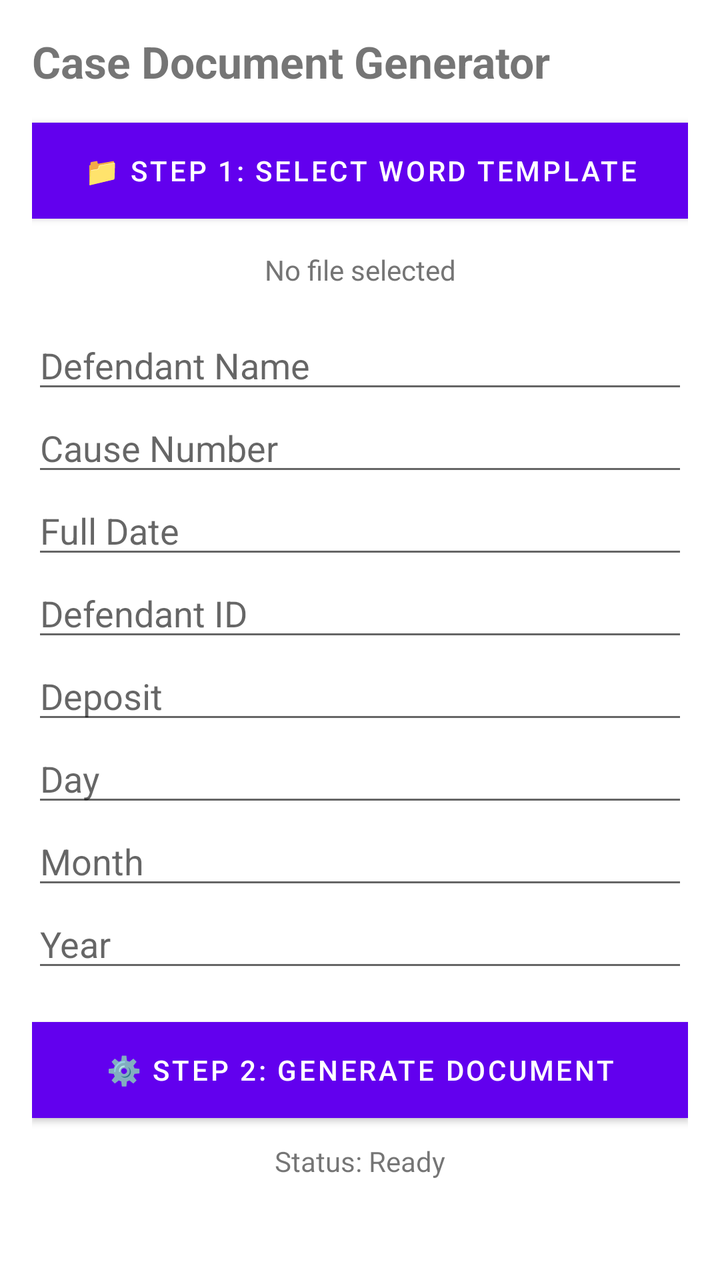
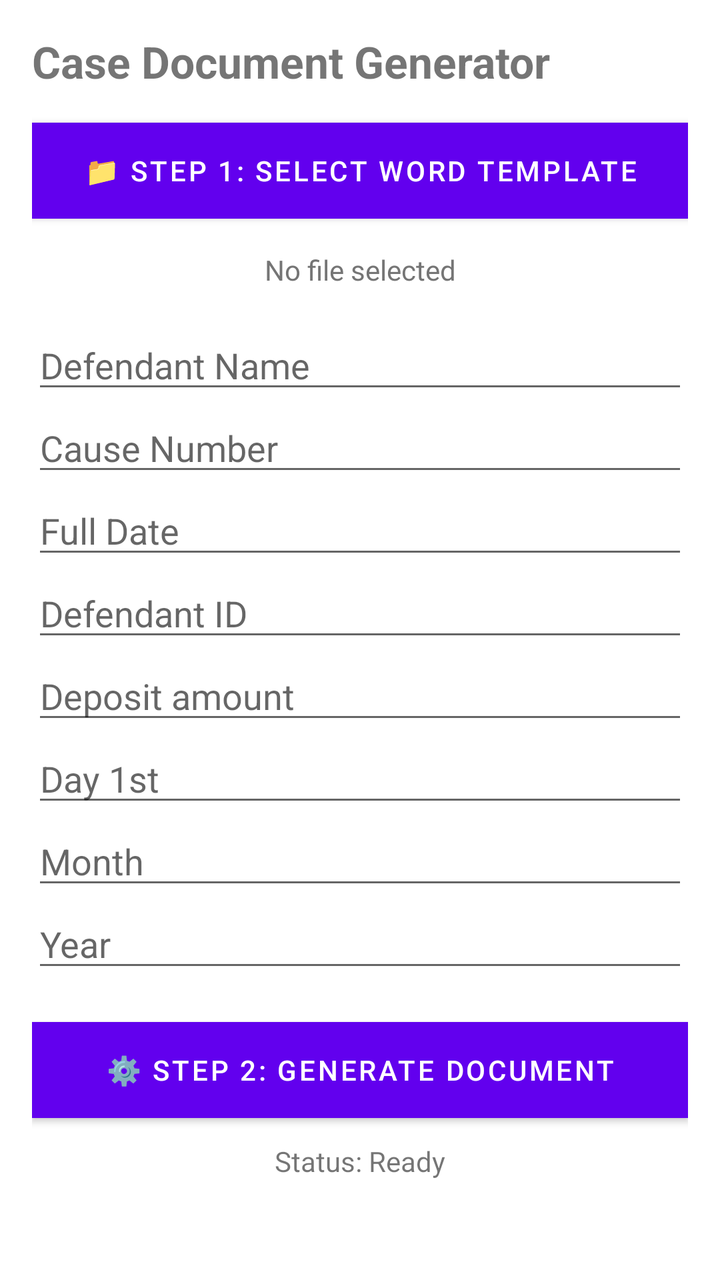

Two renders of the same Android screen: before a commit and after it. Below are the layout's source before the change and the commit's diff.
<!-- AndroidManifest.xml: fallback theme Theme.MaterialComponents.DayNight.NoActionBar -->
<!-- res/layout/activity_main.xml -->
<ScrollView xmlns:android="http://schemas.android.com/apk/res/android"
    android:layout_width="match_parent"
    android:layout_height="match_parent"
    android:padding="16dp">

    <LinearLayout
        android:layout_width="match_parent"
        android:layout_height="wrap_content"
        android:orientation="vertical">

        <TextView
            android:layout_width="match_parent"
            android:layout_height="wrap_content"
            android:text="Case Document Generator"
            android:textSize="22sp"
            android:textStyle="bold"
            android:layout_marginBottom="16dp"/>

        
        <Button android:id="@+id/btn_select_file"
            android:layout_width="match_parent"
            android:layout_height="wrap_content"
            android:text="📁 Step 1: Select Word Template"
            android:background="#4CAF50"
            android:textColor="#FFFFFF"
            android:layout_marginBottom="16dp"/>

        <TextView android:id="@+id/txt_selected_file"
            android:layout_width="match_parent"
            android:layout_height="wrap_content"
            android:text="No file selected"
            android:textColor="#757575"
            android:layout_marginBottom="16dp"
            android:textAlignment="center"/>

        
        <EditText android:id="@+id/input_defendant"
            android:layout_width="match_parent"
            android:layout_height="wrap_content"
            android:hint="Defendant Name" />

        <EditText android:id="@+id/input_causeno"
            android:layout_width="match_parent"
            android:layout_height="wrap_content"
            android:hint="Cause Number" />

        <EditText android:id="@+id/input_date"
            android:layout_width="match_parent"
            android:layout_height="wrap_content"
            android:hint="Full Date" />

        <EditText android:id="@+id/input_defid"
            android:layout_width="match_parent"
            android:layout_height="wrap_content"
            android:hint="Defendant ID" />
        
        <EditText android:id="@+id/input_defid"
            android:layout_width="match_parent"
            android:layout_height="wrap_content"
            android:hint="Deposit" />
        
        <EditText android:id="@+id/input_defid"
            android:layout_width="match_parent"
            android:layout_height="wrap_content"
            android:hint="Day" />
        
        <EditText android:id="@+id/input_defid"
            android:layout_width="match_parent"
            android:layout_height="wrap_content"
            android:hint="Month" />
        
        <EditText android:id="@+id/input_defid"
            android:layout_width="match_parent"
            android:layout_height="wrap_content"
            android:hint="Year" />





        
        <Button android:id="@+id/btn_generate"
            android:layout_width="match_parent"
            android:layout_height="wrap_content"
            android:text="⚙️ Step 2: Generate Document"
            android:layout_marginTop="20dp"
            android:background="#2196F3"
            android:textColor="#FFFFFF"/>

        <TextView android:id="@+id/txt_status"
            android:layout_width="match_parent"
            android:layout_height="wrap_content"
            android:text="Status: Ready"
            android:layout_marginTop="12dp"
            android:textAlignment="center"/>
    </LinearLayout>
</ScrollView>
<!-- resources referenced by this layout -->
<resources>

</resources>

<!-- the commit's change to res/layout/activity_main.xml (unified diff, before → after) -->
@@ -54,22 +54,22 @@
             android:layout_height="wrap_content"
             android:hint="Defendant ID" />
         
-        <EditText android:id="@+id/input_defid"
+        <EditText android:id="@+id/input_deposit"
             android:layout_width="match_parent"
             android:layout_height="wrap_content"
-            android:hint="Deposit" />
+            android:hint="Deposit amount" />
         
-        <EditText android:id="@+id/input_defid"
+        <EditText android:id="@+id/input_day"
             android:layout_width="match_parent"
             android:layout_height="wrap_content"
-            android:hint="Day" />
+            android:hint="Day 1st" />
         
-        <EditText android:id="@+id/input_defid"
+        <EditText android:id="@+id/input_month"
             android:layout_width="match_parent"
             android:layout_height="wrap_content"
             android:hint="Month" />
         
-        <EditText android:id="@+id/input_defid"
+        <EditText android:id="@+id/input_year"
             android:layout_width="match_parent"
             android:layout_height="wrap_content"
             android:hint="Year" />
